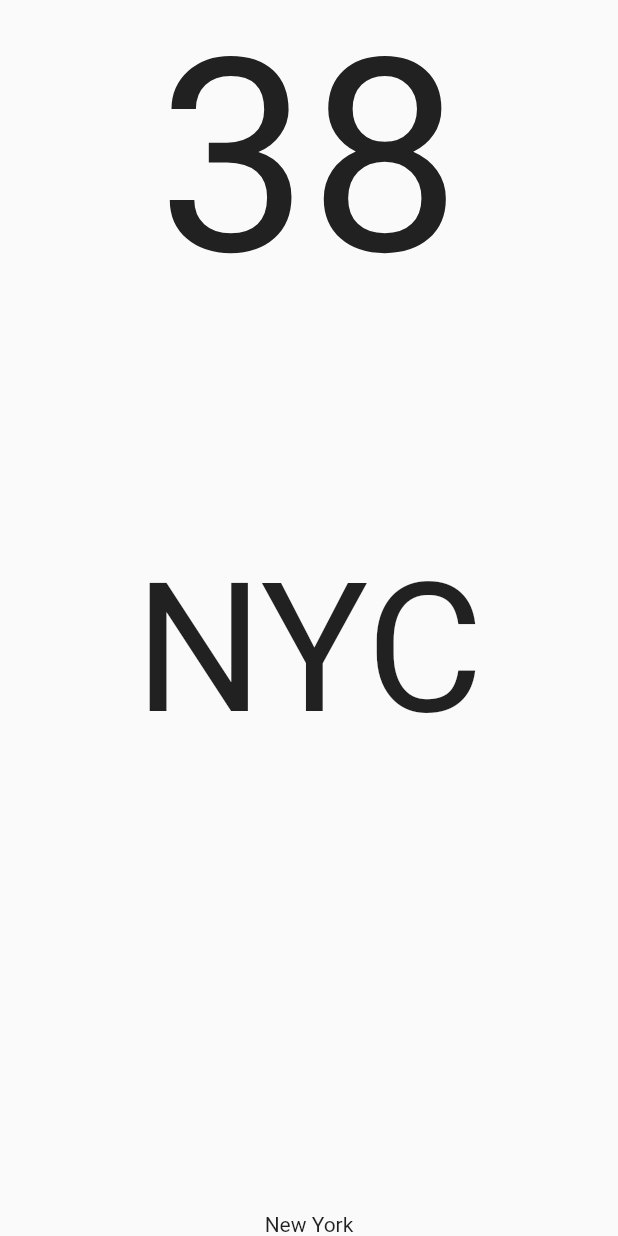
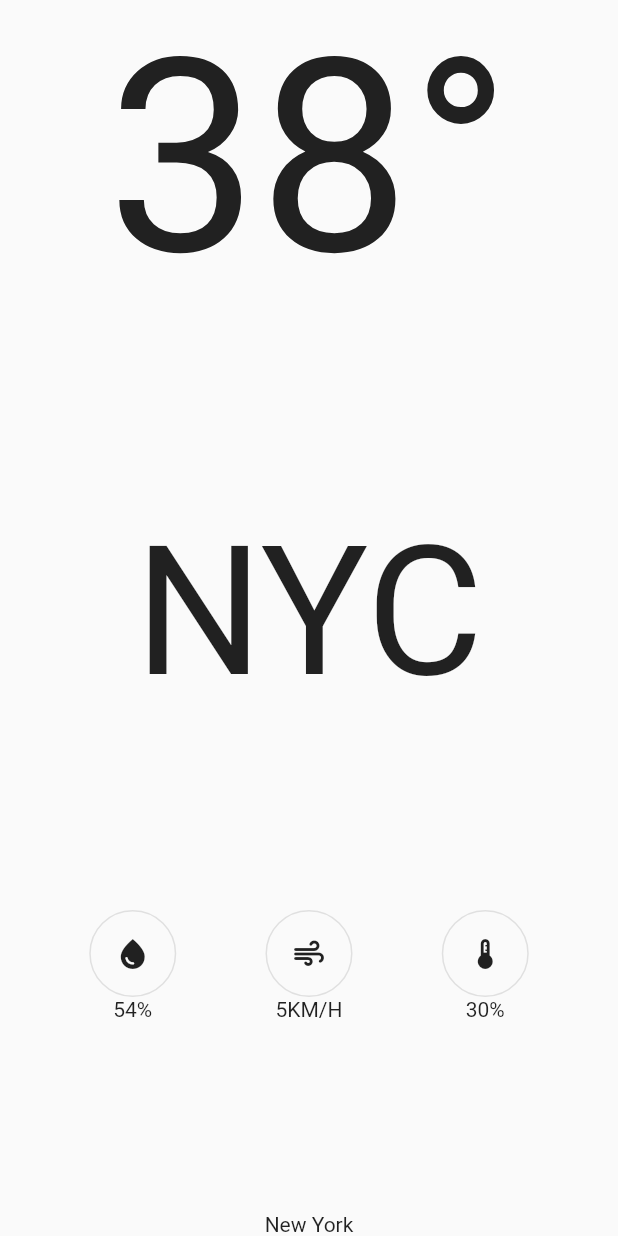
Before and after one commit to MyoThuKha/weather-app, a Flutter app: the screen it shows after launch, after a tap on an icon or button, on a phone screen of 412 x 824 dp. Run offline on Flutter 3.47's test engine with Material 2 defaults, Android fonts, the phone set to English and light mode, and no system bars.

Commit message:
added info items

```diff
--- /dev/null
+++ b/lib/components/info_item.dart
@@ -0,0 +1,27 @@
+import 'package:flutter/material.dart';
+
+class InfoItem extends StatelessWidget {
+  final IconData icon;
+  final String text;
+  const InfoItem({super.key, required this.icon, required this.text});
+
+  @override
+  Widget build(BuildContext context) {
+    return Column(
+      mainAxisAlignment: MainAxisAlignment.spaceAround,
+      crossAxisAlignment: CrossAxisAlignment.center,
+      children: [
+        Container(
+            padding: const EdgeInsets.all(16),
+            decoration: BoxDecoration(
+              shape: BoxShape.circle,
+              border: Border.all(width: 1, color: Colors.grey[300]!),
+            ),
+            child: Icon(icon)),
+
+        // const SizedBox(height: 12),
+        Text(text),
+      ],
+    );
+  }
+}
--- a/lib/pages/detail_page.dart
+++ b/lib/pages/detail_page.dart
@@ -1,4 +1,5 @@
 import 'package:flutter/material.dart';
+import 'package:weather_app/components/info_item.dart';
 
 class DetailPage extends StatelessWidget {
   const DetailPage({super.key});
@@ -28,14 +29,30 @@ class DetailPage extends StatelessWidget {
             mainAxisAlignment: MainAxisAlignment.spaceBetween,
             children: [
               Text(
-                temperature,
+                "$temperature\u00B0",
                 style: const TextStyle(fontSize: 180),
               ),
               Text(
                 cityShort,
                 style: const TextStyle(fontSize: 120),
               ),
-              Row(),
+              Row(
+                mainAxisAlignment: MainAxisAlignment.spaceEvenly,
+                children: const [
+                  InfoItem(
+                    text: "54%",
+                    icon: Icons.water_drop,
+                  ),
+                  InfoItem(
+                    text: "5KM/H",
+                    icon: Icons.air_rounded,
+                  ),
+                  InfoItem(
+                    text: "30%",
+                    icon: Icons.device_thermostat_rounded,
+                  ),
+                ],
+              ),
               Text(city),
             ],
           ),
```
